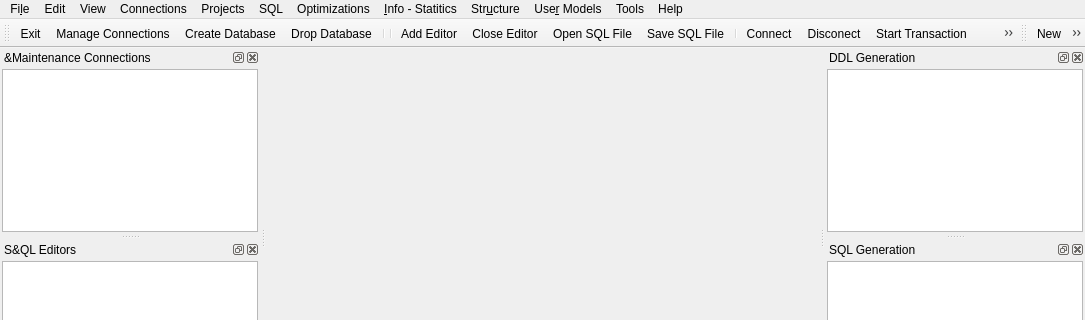
Qt form GUI/pgdbatool/mainwindow.ui (marcotcal/PG-DBA-Tools) before a commit; both pictures show x 0 to 1085 and y 0 to 320 of the 1085 by 690 pixel window.
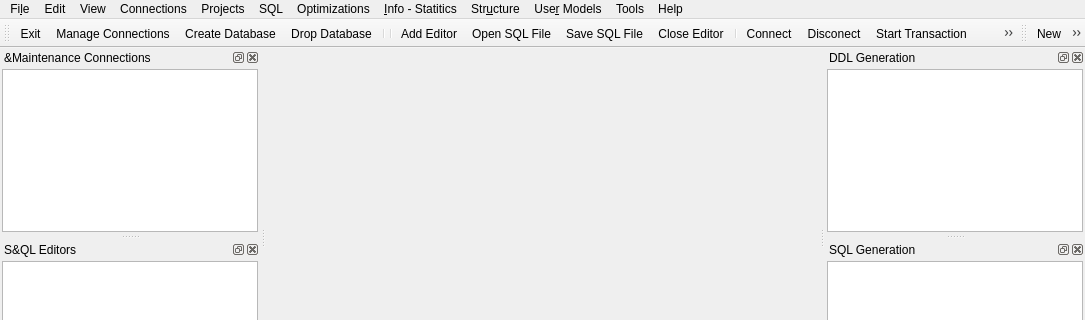
The same form after that commit. Icons and pictures are not drawn. Custom widgets are drawn as their Qt base class.

Commit message: Change new sql editor icon

The edit to the form file:
```diff
--- a/GUI/pgdbatool/mainwindow.ui
+++ b/GUI/pgdbatool/mainwindow.ui
@@ -276,9 +276,9 @@
    <addaction name="separator"/>
    <addaction name="separator"/>
    <addaction name="actionAdd_Editor"/>
-   <addaction name="actionClose_Editor"/>
    <addaction name="actionOpen_SQL_File"/>
    <addaction name="actionSave_SQL_File"/>
+   <addaction name="actionClose_Editor"/>
    <addaction name="separator"/>
    <addaction name="actionConnect"/>
    <addaction name="actionDisconect"/>
```
Left out of the diff: 5 changed lines with no effect on the pictures. The commit also changes 2 other files.
